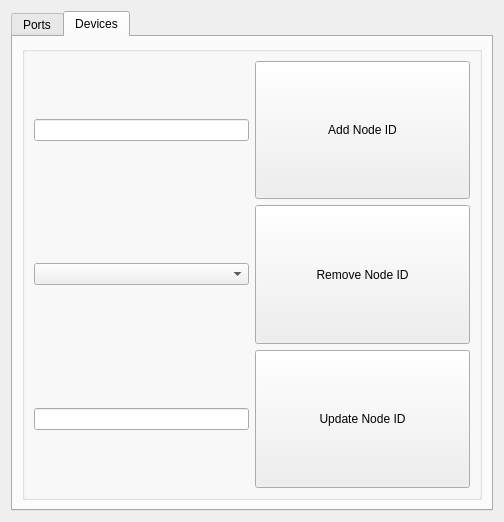
First picture: the form in mc_desktop/ui/designer/connection_form.ui, repository NationalAperture/MC-Desktop, before the edit.
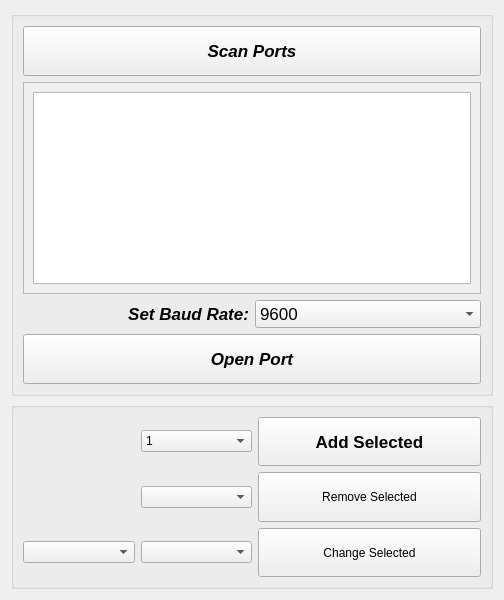
Second picture: the form after the edit. The open tabs and pages were chosen to show the change.

Commit message: Refactor: removed tabwidget from connection form

```diff
--- a/mc_desktop/ui/designer/connection_form.ui
+++ b/mc_desktop/ui/designer/connection_form.ui
@@ -7,7 +7,7 @@
     <x>0</x>
     <y>0</y>
     <width>504</width>
-    <height>522</height>
+    <height>600</height>
    </rect>
   </property>
   <property name="sizePolicy">
@@ -19,28 +19,18 @@
   <property name="minimumSize">
    <size>
     <width>504</width>
-    <height>522</height>
+    <height>600</height>
    </size>
   </property>
   <property name="maximumSize">
    <size>
     <width>504</width>
-    <height>522</height>
+    <height>600</height>
    </size>
   </property>
   <property name="windowTitle">
    <string>Connections</string>
   </property>
-  <layout class="QVBoxLayout" name="verticalLayout_4">
-   <item>
-    <widget class="QTabWidget" name="tabWidget">
-     <property name="currentIndex">
-      <number>0</number>
-     </property>
-     <widget class="QWidget" name="tab">
-      <attribute name="title">
-       <string>Ports</string>
-      </attribute>
       <layout class="QVBoxLayout" name="verticalLayout_2">
        <item>
         <widget class="QGroupBox" name="groupBox">
@@ -87,6 +77,46 @@
             </item>
            </widget>
           </item>
+      <item row="3" column="0" colspan="2">
+       <widget class="QPushButton" name="connect_btn">
+        <property name="minimumSize">
+         <size>
+          <width>0</width>
+          <height>50</height>
+         </size>
+        </property>
+        <property name="font">
+         <font>
+          <pointsize>13</pointsize>
+          <italic>true</italic>
+          <bold>true</bold>
+         </font>
+        </property>
+        <property name="text">
+         <string>Open Port</string>
+        </property>
+       </widget>
+      </item>
+      <item row="0" column="0" colspan="2">
+       <widget class="QPushButton" name="search_ports_btn">
+        <property name="minimumSize">
+         <size>
+          <width>0</width>
+          <height>50</height>
+         </size>
+        </property>
+        <property name="font">
+         <font>
+          <pointsize>13</pointsize>
+          <italic>true</italic>
+          <bold>true</bold>
+         </font>
+        </property>
+        <property name="text">
+         <string>Scan Ports</string>
+        </property>
+       </widget>
+      </item>
           <item row="2" column="0">
            <widget class="QLabel" name="label">
             <property name="font">
@@ -97,7 +127,7 @@
              </font>
             </property>
             <property name="text">
-             <string>Select Baud Rate:</string>
+         <string>Set Baud Rate:</string>
             </property>
             <property name="alignment">
              <set>Qt::AlignmentFlag::AlignRight|Qt::AlignmentFlag::AlignTrailing|Qt::AlignmentFlag::AlignVCenter</set>
@@ -105,123 +135,160 @@
            </widget>
           </item>
           <item row="1" column="0" colspan="2">
+       <widget class="QScrollArea" name="scrollArea">
+        <property name="widgetResizable">
+         <bool>true</bool>
+        </property>
+        <widget class="QWidget" name="scrollAreaWidgetContents">
+         <property name="geometry">
+          <rect>
+           <x>0</x>
+           <y>0</y>
+           <width>460</width>
+           <height>150</height>
+          </rect>
+         </property>
+         <layout class="QVBoxLayout" name="verticalLayout">
+          <item>
            <widget class="QListWidget" name="port_list"/>
           </item>
-          <item row="0" column="0" colspan="2">
-           <widget class="QPushButton" name="search_ports_btn">
-            <property name="minimumSize">
-             <size>
-              <width>0</width>
-              <height>50</height>
-             </size>
-            </property>
-            <property name="font">
-             <font>
-              <pointsize>13</pointsize>
-              <italic>true</italic>
-              <bold>true</bold>
-             </font>
-            </property>
-            <property name="text">
-             <string>Search for Ports</string>
-            </property>
-           </widget>
-          </item>
-          <item row="3" column="0" colspan="2">
-           <widget class="QPushButton" name="connect_btn">
-            <property name="minimumSize">
-             <size>
-              <width>0</width>
-              <height>50</height>
-             </size>
-            </property>
-            <property name="font">
-             <font>
-              <pointsize>13</pointsize>
-              <italic>true</italic>
-              <bold>true</bold>
-             </font>
-            </property>
-            <property name="text">
-             <string>Connect To Port</string>
-            </property>
+         </layout>
+        </widget>
            </widget>
           </item>
          </layout>
         </widget>
        </item>
-      </layout>
-     </widget>
-     <widget class="QWidget" name="tab_2">
-      <attribute name="title">
-       <string>Devices</string>
-      </attribute>
-      <layout class="QVBoxLayout" name="verticalLayout_3">
        <item>
-        <widget class="QGroupBox" name="groupBox_2">
+    <widget class="QGroupBox" name="groupBox_3">
+     <property name="maximumSize">
+      <size>
+       <width>16777215</width>
+       <height>250</height>
+      </size>
+     </property>
+     <property name="title">
+      <string/>
+     </property>
+     <layout class="QGridLayout" name="gridLayout_3">
+      <item row="2" column="1">
+       <widget class="QComboBox" name="to_node_IDNs_cb"/>
+      </item>
+      <item row="2" column="0">
+       <widget class="QComboBox" name="from_node_IDNs_cb"/>
+      </item>
+      <item row="0" column="2" colspan="2">
+       <widget class="QPushButton" name="add_node_btn">
          <property name="sizePolicy">
-          <sizepolicy hsizetype="Preferred" vsizetype="Expanding">
+         <sizepolicy hsizetype="Minimum" vsizetype="Expanding">
            <horstretch>0</horstretch>
            <verstretch>0</verstretch>
           </sizepolicy>
          </property>
-         <property name="title">
-          <string/>
-         </property>
-         <layout class="QGridLayout" name="gridLayout">
-          <item row="3" column="1">
+        <property name="font">
+         <font>
+          <pointsize>13</pointsize>
+          <italic>false</italic>
+          <bold>true</bold>
+         </font>
+        </property>
+        <property name="text">
+         <string>Add Selected</string>
+        </property>
+       </widget>
+      </item>
+      <item row="2" column="2" colspan="2">
            <widget class="QPushButton" name="update_node_btn">
             <property name="sizePolicy">
-             <sizepolicy hsizetype="Expanding" vsizetype="Expanding">
+         <sizepolicy hsizetype="Minimum" vsizetype="Expanding">
               <horstretch>0</horstretch>
               <verstretch>0</verstretch>
              </sizepolicy>
             </property>
             <property name="text">
-             <string>Update Node ID</string>
+         <string>Change Selected</string>
             </property>
            </widget>
           </item>
-          <item row="3" column="0">
-           <widget class="QLineEdit" name="update_node_value"/>
-          </item>
-          <item row="2" column="1">
+      <item row="1" column="2" colspan="2">
            <widget class="QPushButton" name="remove_node_btn">
             <property name="sizePolicy">
-             <sizepolicy hsizetype="Expanding" vsizetype="Expanding">
+         <sizepolicy hsizetype="Minimum" vsizetype="Expanding">
               <horstretch>0</horstretch>
               <verstretch>0</verstretch>
              </sizepolicy>
             </property>
             <property name="text">
-             <string>Remove Node ID</string>
+         <string>Remove Selected</string>
             </property>
            </widget>
           </item>
+      <item row="0" column="1">
+       <widget class="QComboBox" name="add_node_IDNs_cb">
+        <property name="insertPolicy">
+         <enum>QComboBox::InsertPolicy::NoInsert</enum>
+        </property>
+        <item>
+         <property name="text">
+          <string>1</string>
+         </property>
+        </item>
+        <item>
+         <property name="text">
+          <string>2</string>
+         </property>
+        </item>
+        <item>
+         <property name="text">
+          <string>3</string>
+         </property>
+        </item>
+        <item>
+         <property name="text">
+          <string>4</string>
+         </property>
+        </item>
+        <item>
+         <property name="text">
+          <string>5</string>
+         </property>
+        </item>
+        <item>
+         <property name="text">
+          <string>6</string>
+         </property>
+        </item>
+        <item>
+         <property name="text">
+          <string>7</string>
+         </property>
+        </item>
+        <item>
+         <property name="text">
+          <string>8</string>
+         </property>
+        </item>
+        <item>
+         <property name="text">
+          <string>9</string>
+         </property>
+        </item>
+        <item>
+         <property name="text">
+          <string>10</string>
+         </property>
+        </item>
+        <item>
+         <property name="text">
+          <string>11</string>
+         </property>
+        </item>
+       </widget>
+      </item>
           <item row="1" column="1">
-           <widget class="QPushButton" name="add_node_btn">
-            <property name="sizePolicy">
-             <sizepolicy hsizetype="Expanding" vsizetype="Expanding">
-              <horstretch>0</horstretch>
-              <verstretch>0</verstretch>
-             </sizepolicy>
-            </property>
-            <property name="text">
-             <string>Add Node ID</string>
-            </property>
-           </widget>
-          </item>
-          <item row="2" column="0">
-           <widget class="QComboBox" name="remove_node_combo"/>
-          </item>
-          <item row="1" column="0">
-           <widget class="QLineEdit" name="add_node_value"/>
-          </item>
-         </layout>
-        </widget>
-       </item>
-      </layout>
-     </widget>
+       <widget class="QComboBox" name="remove_node_IDNs_cb"/>
+      </item>
+     </layout>
     </widget>
    </item>
   </layout>
```
Lines whose indentation alone changed are shown as unchanged. The commit also changes 3 other files.
